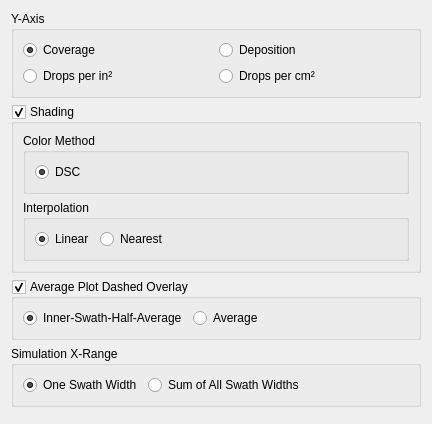
Old version of the form resources/cardPlotOptions.ui in the repository gill14/AccuPatt.
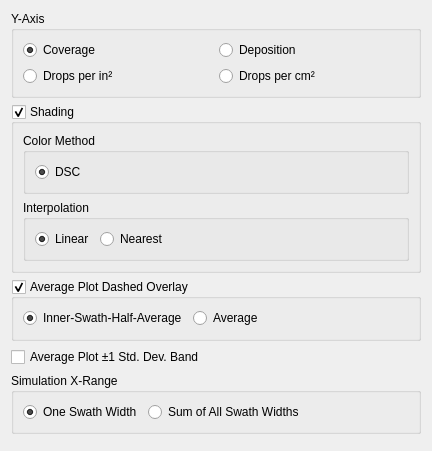
New version of the form.

Commit message: Add optional +-1SD overlay to average plot

```diff
--- a/resources/cardPlotOptions.ui
+++ b/resources/cardPlotOptions.ui
@@ -7,7 +7,7 @@
     <x>0</x>
     <y>0</y>
     <width>432</width>
-    <height>423</height>
+    <height>451</height>
    </rect>
   </property>
   <property name="sizePolicy">
@@ -178,6 +178,16 @@
      </layout>
     </widget>
    </item>
+   <item>
+    <widget class="QCheckBox" name="cb_std_dev_overlay">
+     <property name="toolTip">
+      <string>Shade ±1 standard deviation of the contributing passes at every location</string>
+     </property>
+     <property name="text">
+      <string>Average Plot ±1 Std. Dev. Band</string>
+     </property>
+    </widget>
+   </item>
    <item>
     <widget class="QGroupBox" name="gb_simulation">
      <property name="title">
```
The commit also changes 12 other files.
